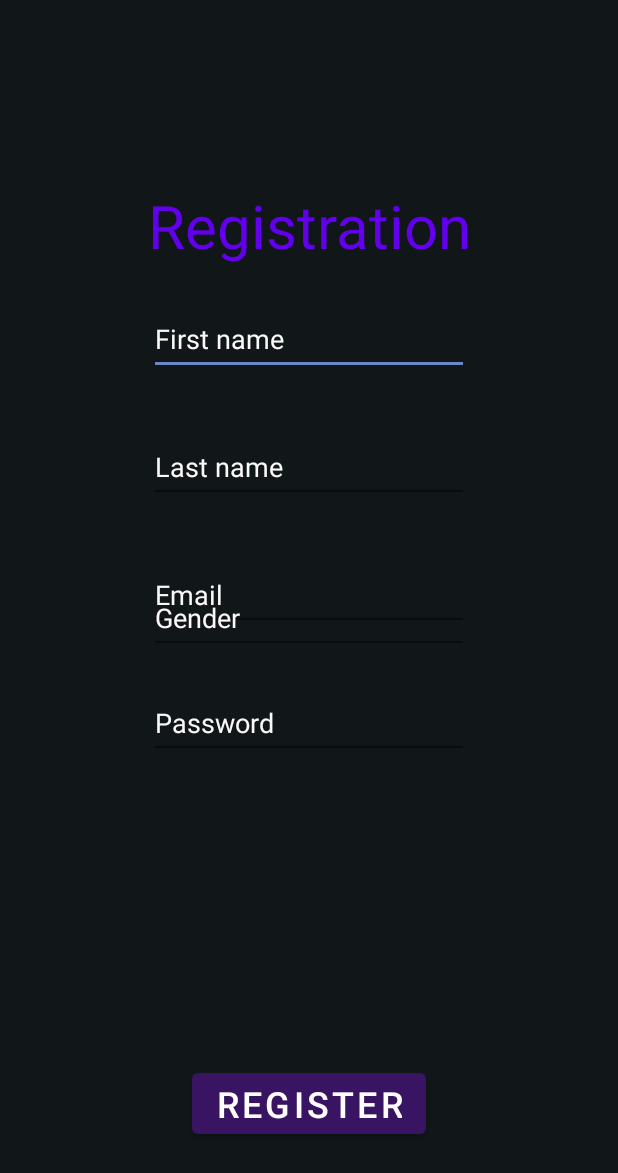
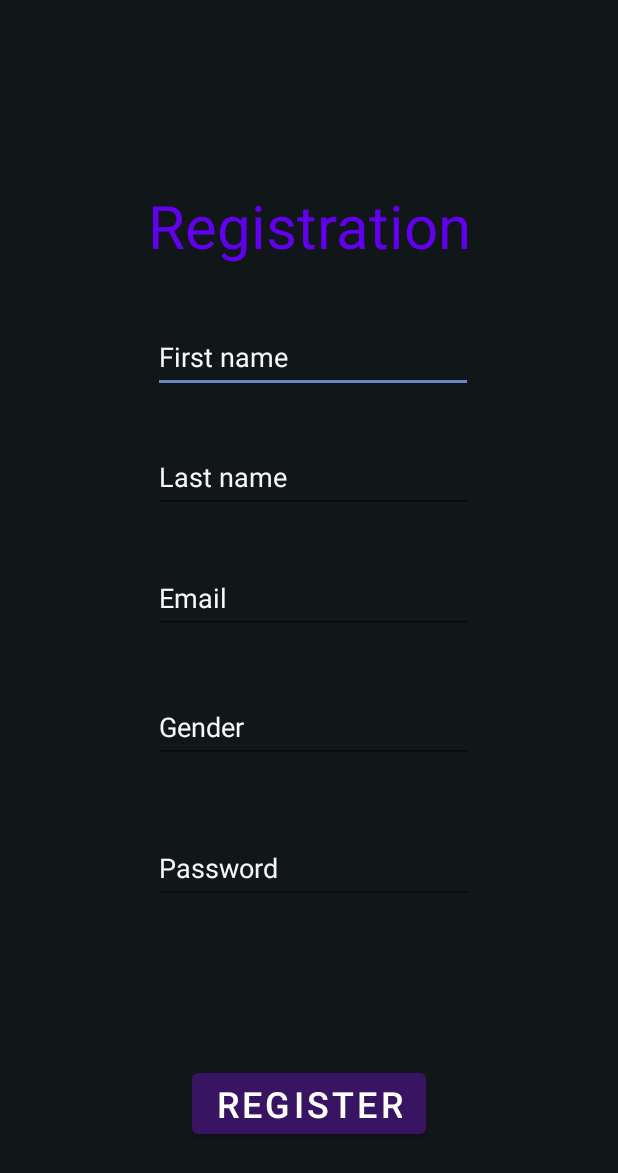
Before and after one commit to aiRamo/clotho, an Android app: the Registration screen opened directly, with no data from a screen before it, on a phone screen of 412 x 824 dp. Shown: the top 1173 px of the screen. Run offline under Robolectric (Android 15) with nearby library versions, the phone set to English and light mode, and no system bars; our stand-ins replace Firebase (no records; nobody signed in at launch, a user with empty details on screens opened directly).

```diff
--- a/app/src/main/java/com/visionapi/clotho/LogIn.java
+++ b/app/src/main/java/com/visionapi/clotho/LogIn.java
@@ -11,6 +11,7 @@ import androidx.annotation.Nullable;
 import androidx.appcompat.app.AppCompatActivity;
 
 import com.google.android.material.button.MaterialButton;
+import com.google.firebase.database.ValueEventListener;
 
 public class LogIn extends AppCompatActivity{
 
@@ -44,12 +45,15 @@ public class LogIn extends AppCompatActivity{
                 }
                 else{
                     // will come back to later in tutorial
+                   // where we want to check if the Log in info matches in the database
+
+
                 }
-
-                if (userName.equals("admin") && passWord.equals("admin")){
-                    GlobalLoginChecker.isLoggedIn=true;
-                    startActivity(homepage);
-                }
+//                  need to check for if the password or user name is wrong
+//                if (userName.equals("admin") && passWord.equals("admin")){
+//                    GlobalLoginChecker.isLoggedIn=true;
+//                    startActivity(homepage);
+//                }
             }
         });
 
--- a/app/src/main/res/layout/activity_registration.xml
+++ b/app/src/main/res/layout/activity_registration.xml
@@ -36,6 +36,7 @@
         app:layout_constraintVertical_bias="0.92"
         android:textColor="@android:color/white"/>
 
+
     <EditText
         android:id="@+id/editTextTextPersonName"
         android:layout_width="wrap_content"
@@ -48,9 +49,10 @@
         android:textColor="#FAF8F8"
         app:layout_constraintBottom_toBottomOf="parent"
         app:layout_constraintEnd_toEndOf="parent"
+        app:layout_constraintHorizontal_bias="0.512"
         app:layout_constraintStart_toStartOf="parent"
         app:layout_constraintTop_toTopOf="parent"
-        app:layout_constraintVertical_bias="0.26" />
+        app:layout_constraintVertical_bias="0.276" />
 
     <EditText
         android:id="@+id/editTextTextPersonName2"
@@ -64,9 +66,10 @@
         android:textColor="#FAF8F8"
         app:layout_constraintBottom_toBottomOf="parent"
         app:layout_constraintEnd_toEndOf="parent"
+        app:layout_constraintHorizontal_bias="0.512"
         app:layout_constraintStart_toStartOf="parent"
         app:layout_constraintTop_toTopOf="parent"
-        app:layout_constraintVertical_bias="0.37" />
+        app:layout_constraintVertical_bias="0.379" />
 
     <EditText
         android:id="@+id/editTextTextEmailAddress"
@@ -80,9 +83,10 @@
         android:textColor="#FAF8F8"
         app:layout_constraintBottom_toBottomOf="parent"
         app:layout_constraintEnd_toEndOf="parent"
+        app:layout_constraintHorizontal_bias="0.512"
         app:layout_constraintStart_toStartOf="parent"
         app:layout_constraintTop_toTopOf="parent"
-        app:layout_constraintVertical_bias="0.48000002" />
+        app:layout_constraintVertical_bias="0.483" />
 
     <EditText
         android:id="@+id/editTextTextPassword"
@@ -95,10 +99,10 @@
         android:textColor="#FAF8F8"
         app:layout_constraintBottom_toBottomOf="parent"
         app:layout_constraintEnd_toEndOf="parent"
+        app:layout_constraintHorizontal_bias="0.512"
         app:layout_constraintStart_toStartOf="parent"
         app:layout_constraintTop_toTopOf="parent"
-        app:layout_constraintVertical_bias="0.59000003" />
-
+        app:layout_constraintVertical_bias="0.715" />
 
     <EditText
         android:id="@+id/editTextTextPersonName3"
@@ -112,7 +116,9 @@
         android:textColor="#FAF8F8"
         app:layout_constraintBottom_toBottomOf="parent"
         app:layout_constraintEnd_toEndOf="parent"
+        app:layout_constraintHorizontal_bias="0.512"
         app:layout_constraintStart_toStartOf="parent"
-        app:layout_constraintTop_toTopOf="parent"/>
+        app:layout_constraintTop_toTopOf="parent"
+        app:layout_constraintVertical_bias="0.594" />
 
 </androidx.constraintlayout.widget.ConstraintLayout>
```
